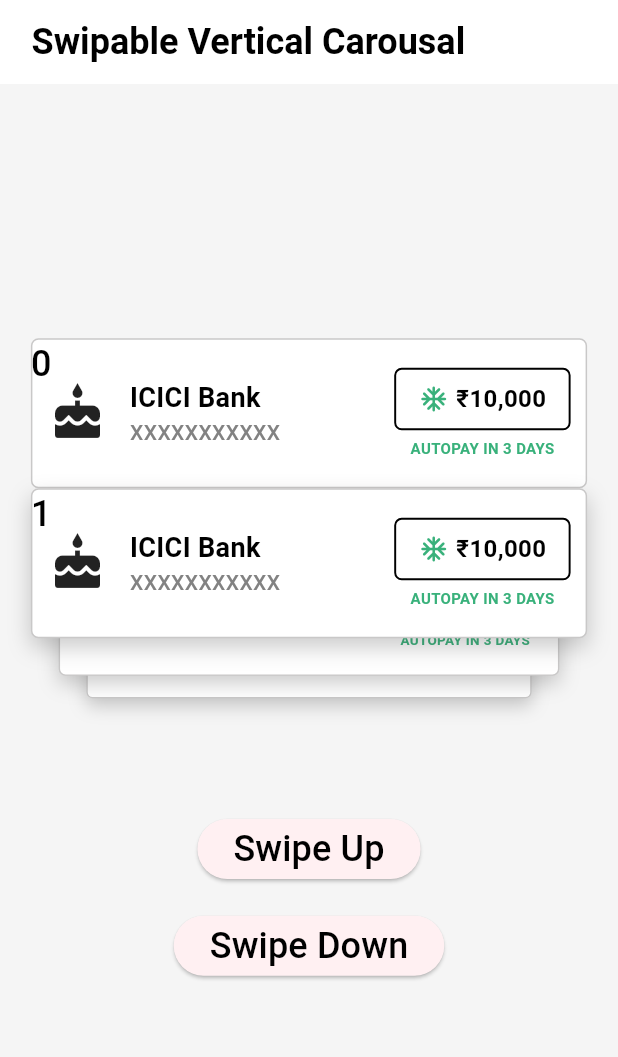
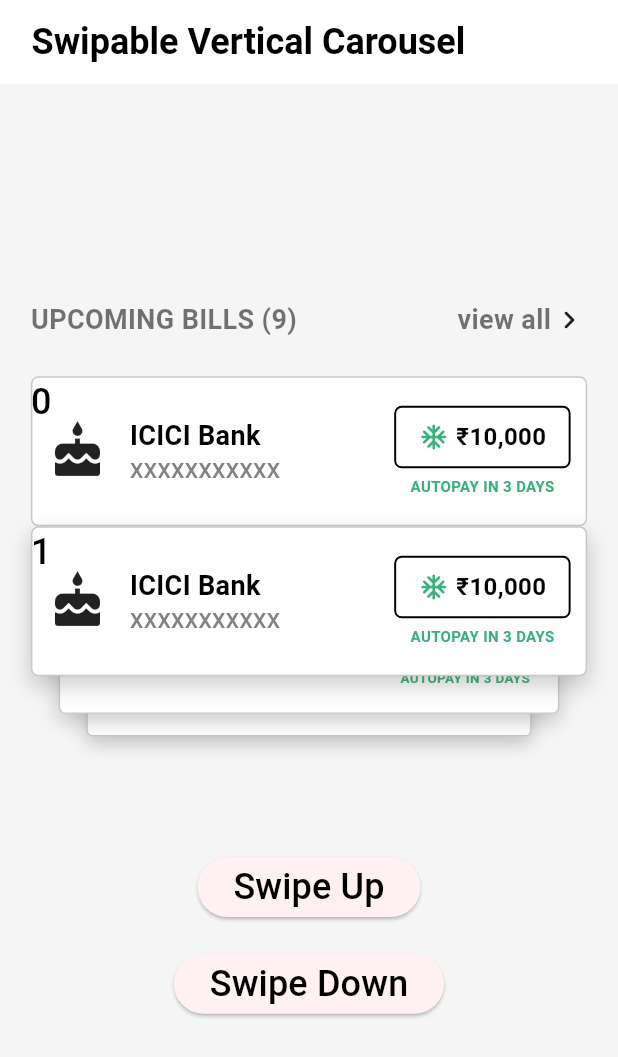
Before and after one commit to YesShubham01/swipable_vertical_carousel, a Flutter app: the screen it shows after launch, on a phone screen of 412 x 824 dp. Shown: the top 1057 px of the screen. Run offline on Flutter 3.47's test engine with Material 3 defaults, Android fonts, the phone set to English and light mode, and no system bars; our stand-ins replace gap; Roboto replaces fonts that are missing (SF-Pro).

Commit message:
- Code refactor for better structure.

```diff
--- a/lib/presentation/pages/home_screen.dart
+++ b/lib/presentation/pages/home_screen.dart
@@ -1,6 +1,6 @@
 import 'package:cred_assignment_by_shubham_puhal/core/constants/app_colors.dart';
 import 'package:cred_assignment_by_shubham_puhal/core/controllers/swipable_carousel_controller.dart';
-import 'package:cred_assignment_by_shubham_puhal/presentation/widgets/bills_section.dart';
+import 'package:cred_assignment_by_shubham_puhal/presentation/widgets/bills_section_widgets/bills_section.dart';
 import 'package:cred_assignment_by_shubham_puhal/presentation/widgets/custom_text.dart';
 import 'package:cred_assignment_by_shubham_puhal/presentation/widgets/custom_app_bar.dart';
 import 'package:flutter/material.dart';
@@ -25,23 +25,26 @@ class _HomeScreenState extends State<HomeScreen> {
   @override
   Widget build(BuildContext context) {
     return Scaffold(
-      backgroundColor: AppColors
-          .background, // is it good practice to add bg color on scaffold?
-      appBar: const CustomAppBar(title: "Swipable Vertical Carousal"),
+      backgroundColor: AppColors.background,
+      appBar: const CustomAppBar(title: "Swipable Vertical Carousel"),
       body: Column(
         mainAxisAlignment: MainAxisAlignment.center,
         crossAxisAlignment: CrossAxisAlignment.center,
         children: [
+          // your bills section
           BillsSection(controller: _controller),
           Gap(height * 0.02),
+
+          // swipe up button
           ElevatedButton(
             onPressed: () {
               _controller.swipeUp();
             },
             child: const CustomText(text: "Swipe Up"),
           ),
+          Gap(height * 0.02),
 
-          Gap(height * 0.02),
+          // swipe down button
           ElevatedButton(
             onPressed: () {
               _controller.swipeDown();
--- a/lib/presentation/widgets/bills_section.dart
+++ /dev/null
@@ -1,28 +0,0 @@
-import 'package:cred_assignment_by_shubham_puhal/core/controllers/swipable_carousel_controller.dart';
-import 'package:cred_assignment_by_shubham_puhal/presentation/widgets/swipable_vertical_carousal.dart';
-import 'package:flutter/material.dart';
-
-class BillsSection extends StatefulWidget {
-  final SwipableCarouselController? controller;
-  const BillsSection({super.key, this.controller});
-
-  @override
-  State<BillsSection> createState() => BillsSectionState();
-}
-
-class BillsSectionState extends State<BillsSection> {
-  final GlobalKey<SwipableVerticalCarousalState> _carouselKey = GlobalKey();
-
-  @override
-  Widget build(BuildContext context) {
-    return SwipableVerticalCarousal(
-      widgets: List.generate(10, (_) => _card()),
-      controller: widget.controller,
-    );
-  }
-
-  // remove this later!
-  _card() {
-    return Container();
-  }
-}
--- a/lib/presentation/widgets/bill_section_card.dart
+++ b/lib/presentation/widgets/bills_section_widgets/bill_section_card.dart
@@ -3,8 +3,8 @@ import 'package:flutter/material.dart';
 import 'package:gap/gap.dart';
 
 class BillSectionCard extends StatefulWidget {
-  bool showShadows;
-  BillSectionCard({super.key, this.showShadows = true});
+  final bool showShadows;
+  const BillSectionCard({super.key, this.showShadows = true});
 
   @override
   State<BillSectionCard> createState() => _BillSectionCardState();
@@ -26,7 +26,7 @@ class _BillSectionCardState extends State<BillSectionCard> {
       decoration: BoxDecoration(
         color: Colors.white,
         border: Border.all(color: const Color.fromARGB(255, 201, 200, 200)),
-        borderRadius: BorderRadius.all(Radius.circular(5)),
+        borderRadius: const BorderRadius.all(Radius.circular(5)),
         boxShadow: widget.showShadows
             ? [
                 BoxShadow(
@@ -48,9 +48,9 @@ class _BillSectionCardState extends State<BillSectionCard> {
           mainAxisAlignment: MainAxisAlignment.center,
           crossAxisAlignment: CrossAxisAlignment.center,
           children: [
-            Icon(Icons.cake, size: 40),
-            Gap(15),
-            Column(
+            const Icon(Icons.cake, size: 40),
+            const Gap(15),
+            const Column(
               crossAxisAlignment: CrossAxisAlignment.start,
               mainAxisAlignment: MainAxisAlignment.center,
               children: [
@@ -80,8 +80,8 @@ class _BillSectionCardState extends State<BillSectionCard> {
       mainAxisAlignment: MainAxisAlignment.center,
       children: [
         _outLineButton(),
-        Gap(5),
-        CustomText(
+        const Gap(5),
+        const CustomText(
           text: "AUTOPAY IN 3 DAYS",
           size: 10,
           color: const Color.fromARGB(255, 57, 177, 123),
@@ -98,7 +98,7 @@ class _BillSectionCardState extends State<BillSectionCard> {
         border: Border.all(color: Colors.black, width: 1.3),
         borderRadius: BorderRadius.all(Radius.circular(5)),
       ),
-      child: Row(
+      child: const Row(
         children: [
           Icon(
             Icons.ac_unit_rounded,
--- /dev/null
+++ b/lib/presentation/widgets/bills_section_widgets/bill_section_header.dart
@@ -0,0 +1,33 @@
+import 'package:cred_assignment_by_shubham_puhal/presentation/widgets/custom_text.dart';
+import 'package:flutter/material.dart';
+
+class BillSectionHeader extends StatefulWidget {
+  const BillSectionHeader({super.key});
+
+  @override
+  State<BillSectionHeader> createState() => _BillSectionHeaderState();
+}
+
+class _BillSectionHeaderState extends State<BillSectionHeader> {
+  @override
+  Widget build(BuildContext context) {
+    return const Row(
+      children: [
+        CustomText(
+          text: "UPCOMING BILLS (9)",
+          size: 18,
+          weight: FontWeight.bold,
+          color: Colors.black54,
+        ),
+        Spacer(),
+        CustomText(
+          text: "view all",
+          size: 18,
+          weight: FontWeight.bold,
+          color: Colors.black54,
+        ),
+        Icon(Icons.navigate_next_rounded),
+      ],
+    );
+  }
+}
--- /dev/null
+++ b/lib/presentation/widgets/bills_section_widgets/bills_section.dart
@@ -0,0 +1,43 @@
+import 'package:cred_assignment_by_shubham_puhal/core/controllers/swipable_carousel_controller.dart';
+import 'package:cred_assignment_by_shubham_puhal/presentation/widgets/bills_section_widgets/bill_section_header.dart';
+import 'package:cred_assignment_by_shubham_puhal/presentation/widgets/custom_text.dart';
+import 'package:cred_assignment_by_shubham_puhal/presentation/widgets/swipable_vertical_carousel.dart';
+import 'package:flutter/material.dart';
+import 'package:gap/gap.dart';
+
+class BillsSection extends StatefulWidget {
+  final SwipableCarouselController? controller;
+  const BillsSection({super.key, this.controller});
+
+  @override
+  State<BillsSection> createState() => BillsSectionState();
+}
+
+class BillsSectionState extends State<BillsSection> {
+  // screen size
+  Size get screenSize => MediaQuery.of(context).size;
+  double get height => screenSize.height;
+  double get width => screenSize.width;
+
+  @override
+  Widget build(BuildContext context) {
+    return Padding(
+      padding: EdgeInsets.symmetric(horizontal: width * 0.05),
+      child: Column(
+        children: [
+          const BillSectionHeader(),
+          Gap(height * 0.03),
+          SwipableVerticalCarousel(
+            widgets: List.generate(20, (_) => _card()),
+            controller: widget.controller,
+          ),
+        ],
+      ),
+    );
+  }
+
+  // remove this later!
+  _card() {
+    return Container();
+  }
+}
--- a/lib/presentation/widgets/swipable_vertical_carousal.dart
+++ b/lib/presentation/widgets/swipable_vertical_carousel.dart
@@ -1,5 +1,5 @@
 import 'package:cred_assignment_by_shubham_puhal/core/controllers/swipable_carousel_controller.dart';
-import 'package:cred_assignment_by_shubham_puhal/presentation/widgets/bill_section_card.dart';
+import 'package:cred_assignment_by_shubham_puhal/presentation/widgets/bills_section_widgets/bill_section_card.dart';
 import 'package:cred_assignment_by_shubham_puhal/presentation/widgets/custom_text.dart';
 import 'package:flutter/material.dart';
 
@@ -11,21 +11,21 @@ class CardModel {
   CardModel({required this.id, this.zIndex = 0.0, this.child});
 }
 
-class SwipableVerticalCarousal extends StatefulWidget {
+class SwipableVerticalCarousel extends StatefulWidget {
   final List<Widget> widgets;
   final SwipableCarouselController? controller;
-  const SwipableVerticalCarousal({
+  const SwipableVerticalCarousel({
     super.key,
     required this.widgets,
     this.controller,
   });
 
   @override
-  State<SwipableVerticalCarousal> createState() =>
+  State<SwipableVerticalCarousel> createState() =>
       SwipableVerticalCarousalState();
 }
 
-class SwipableVerticalCarousalState extends State<SwipableVerticalCarousal> {
+class SwipableVerticalCarousalState extends State<SwipableVerticalCarousel> {
   late double height; // height of the screen
   late double width; // width of the screen
 
```
